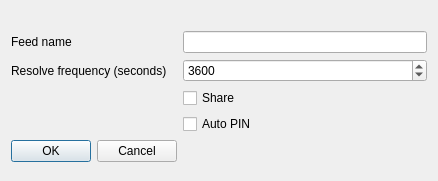
First picture: the form in galacteek/ui/addfeeddialog.ui, repository pinnaculum/galacteek, before the edit.
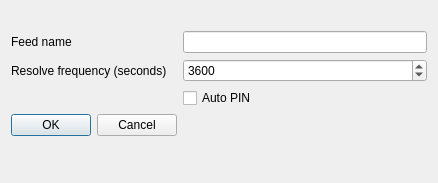
Second picture: the form after the edit.

Diff of the .ui file:
```diff
--- a/galacteek/ui/addfeeddialog.ui
+++ b/galacteek/ui/addfeeddialog.ui
@@ -7,7 +7,7 @@
     <x>0</x>
     <y>0</y>
     <width>438</width>
-    <height>181</height>
+    <height>183</height>
    </rect>
   </property>
   <property name="windowTitle">
@@ -63,13 +63,16 @@
       </widget>
      </item>
      <item row="4" column="1">
-      <widget class="QCheckBox" name="share">
+      <widget class="QCheckBox" name="autoPin">
        <property name="text">
-        <string>Share</string>
+        <string>Auto PIN</string>
+       </property>
+       <property name="checked">
+        <bool>false</bool>
        </property>
       </widget>
      </item>
-     <item row="6" column="0">
+     <item row="5" column="0">
       <widget class="QDialogButtonBox" name="buttonBox">
        <property name="orientation">
         <enum>Qt::Horizontal</enum>
@@ -79,16 +82,6 @@
        </property>
       </widget>
      </item>
-     <item row="5" column="1">
-      <widget class="QCheckBox" name="autoPin">
-       <property name="text">
-        <string>Auto PIN</string>
-       </property>
-       <property name="checked">
-        <bool>false</bool>
-       </property>
-      </widget>
-     </item>
     </layout>
    </item>
   </layout>
```
